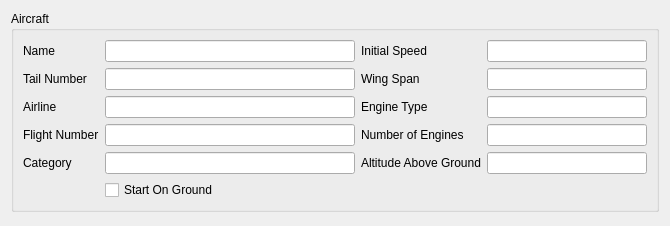
Before: the Qt Designer form src/UserInterface/src/Widgets/AircraftTypeWidget.ui in till213/SkyDolly, drawn with Qt 5.
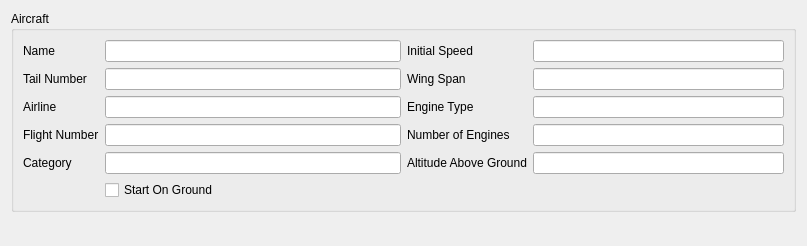
After: the same form once the commit is applied.

Patch:
```diff
--- a/src/UserInterface/src/Widgets/AircraftTypeWidget.ui
+++ b/src/UserInterface/src/Widgets/AircraftTypeWidget.ui
@@ -6,8 +6,8 @@
    <rect>
     <x>0</x>
     <y>0</y>
-    <width>653</width>
-    <height>226</height>
+    <width>807</width>
+    <height>246</height>
    </rect>
   </property>
   <property name="windowTitle">
@@ -75,7 +75,7 @@
          <widget class="QLineEdit" name="tailNumberLineEdit">
           <property name="minimumSize">
            <size>
-            <width>160</width>
+            <width>250</width>
             <height>0</height>
            </size>
           </property>
@@ -98,7 +98,7 @@
          <widget class="QLineEdit" name="airlineLineEdit">
           <property name="minimumSize">
            <size>
-            <width>160</width>
+            <width>250</width>
             <height>0</height>
            </size>
           </property>
@@ -118,7 +118,7 @@
          <widget class="QLineEdit" name="flightLineEdit">
           <property name="minimumSize">
            <size>
-            <width>160</width>
+            <width>250</width>
             <height>0</height>
            </size>
           </property>
@@ -138,7 +138,7 @@
          <widget class="QLineEdit" name="categoryLineEdit">
           <property name="minimumSize">
            <size>
-            <width>160</width>
+            <width>250</width>
             <height>0</height>
            </size>
           </property>
@@ -184,7 +184,7 @@
          <widget class="QLineEdit" name="initialAirspeedLineEdit">
           <property name="minimumSize">
            <size>
-            <width>160</width>
+            <width>250</width>
             <height>0</height>
            </size>
           </property>
@@ -204,7 +204,7 @@
          <widget class="QLineEdit" name="wingSpanLineEdit">
           <property name="minimumSize">
            <size>
-            <width>160</width>
+            <width>250</width>
             <height>0</height>
            </size>
           </property>
@@ -227,7 +227,7 @@
          <widget class="QLineEdit" name="engineTypeLineEdit">
           <property name="minimumSize">
            <size>
-            <width>160</width>
+            <width>250</width>
             <height>0</height>
            </size>
           </property>
@@ -250,7 +250,7 @@
          <widget class="QLineEdit" name="numberOfEnginesLineEdit">
           <property name="minimumSize">
            <size>
-            <width>160</width>
+            <width>250</width>
             <height>0</height>
            </size>
           </property>
@@ -273,7 +273,7 @@
          <widget class="QLineEdit" name="aircraftAltitudeAboveGroundLineEdit">
           <property name="minimumSize">
            <size>
-            <width>160</width>
+            <width>250</width>
             <height>0</height>
            </size>
           </property>
```
